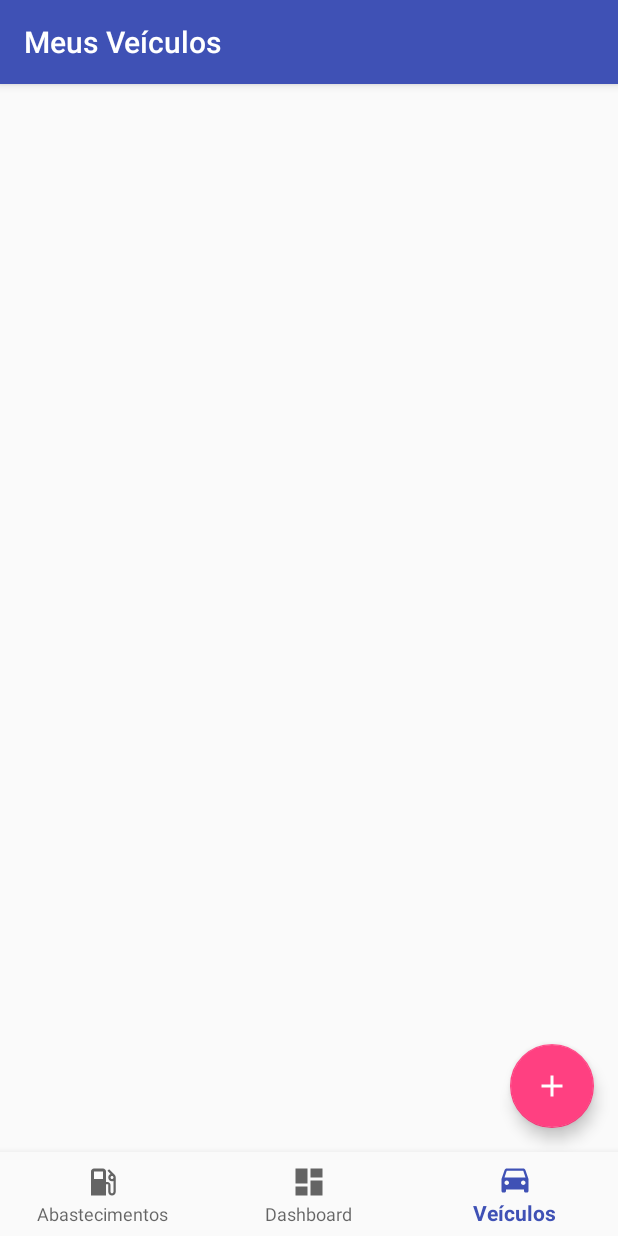
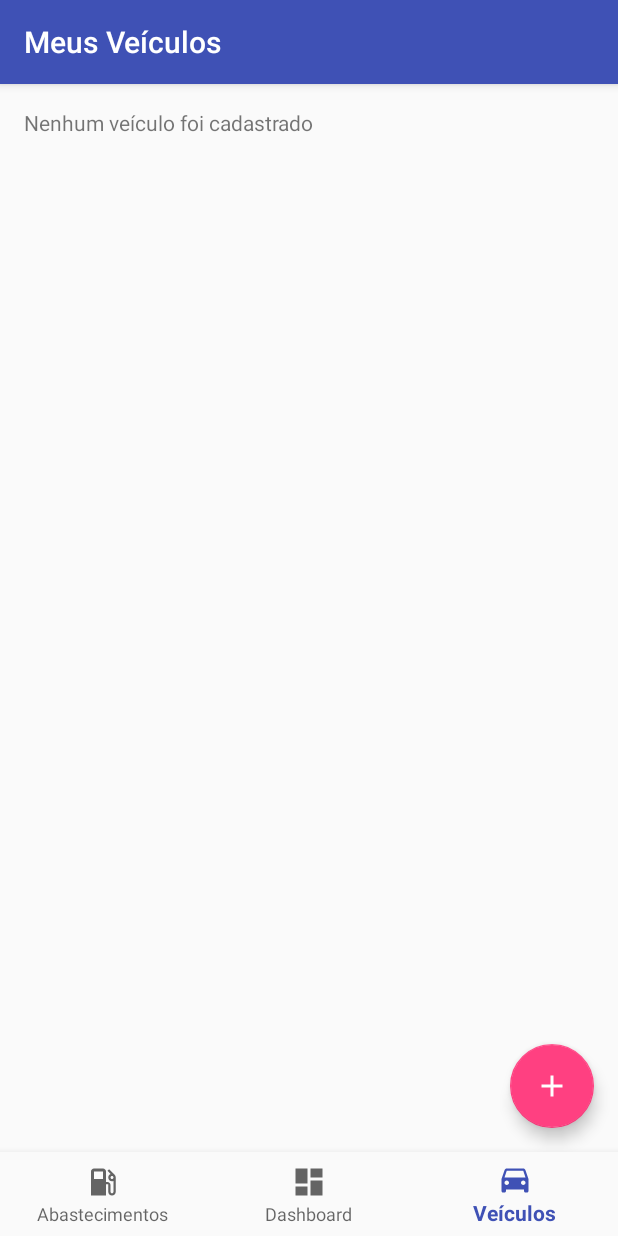
Before and after one commit to mivad/mobile-development-app, an Android app: the VeiculosActivity screen opened directly, with no data from a screen before it, on a phone screen of 412 x 824 dp. Run offline under Robolectric (Android 15) with nearby library versions, the phone set to English and light mode, and no system bars.

Commit message:
Display nenhum registro de veículo

```diff
--- a/app/src/main/java/com/imd/abastecimentosapp/BaseActivity.java
+++ b/app/src/main/java/com/imd/abastecimentosapp/BaseActivity.java
@@ -11,6 +11,7 @@ import android.view.View;
 import android.widget.AdapterView;
 import android.widget.ArrayAdapter;
 import android.widget.ListView;
+import android.widget.TextView;
 
 import com.imd.abastecimentosapp.dao.AppDatabase;
 import com.imd.abastecimentosapp.model.Veiculo;
@@ -37,6 +38,15 @@ public abstract class BaseActivity extends AppCompatActivity implements BottomNa
         super.onStart();
         carregaListaVeiculos();
         updateNavigationBarState();
+
+
+        final TextView txtNenhum = findViewById(R.id.txtNenhum);
+        if(txtNenhum != null) {
+            if (AppDatabase.veiculos.size() == 0)
+                txtNenhum.setVisibility(View.VISIBLE);
+            else
+                txtNenhum.setVisibility(View.GONE);
+        }
     }
 
     // Remove inter-activity transition to avoid screen tossing on tapping bottom navigation items
--- a/app/src/main/java/com/imd/abastecimentosapp/dao/AppDatabase.java
+++ b/app/src/main/java/com/imd/abastecimentosapp/dao/AppDatabase.java
@@ -9,6 +9,8 @@ import java.util.ArrayList;
 import java.util.Collections;
 
 public class AppDatabase {
+
+
     public static ArrayList<Veiculo> veiculos = new ArrayList<Veiculo>();
 
     public static ArrayList<Veiculo> addVeiculo(Veiculo obj)
--- a/app/src/main/res/layout/activity_veiculos.xml
+++ b/app/src/main/res/layout/activity_veiculos.xml
@@ -14,6 +14,15 @@
         android:layout_height="0dp"
         android:layout_weight="1"
         >
+
+
+        <TextView
+            android:id="@+id/txtNenhum"
+            android:layout_width="match_parent"
+            android:layout_height="wrap_content"
+            android:layout_margin="16dp"
+            android:text="Nenhum veículo foi cadastrado"
+            />
 
 
         <ListView
```
Also changed, not shown: app/src/main/java/com/imd/abastecimentosapp/VeiculosActivity.java (+7 -0 lines).
